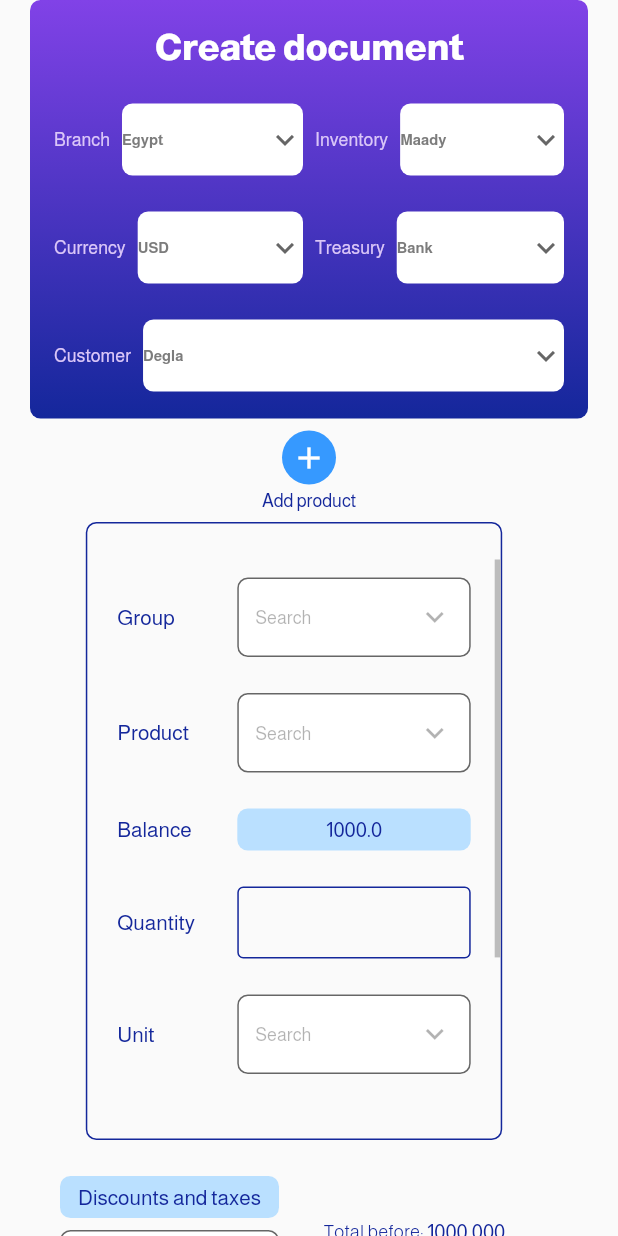
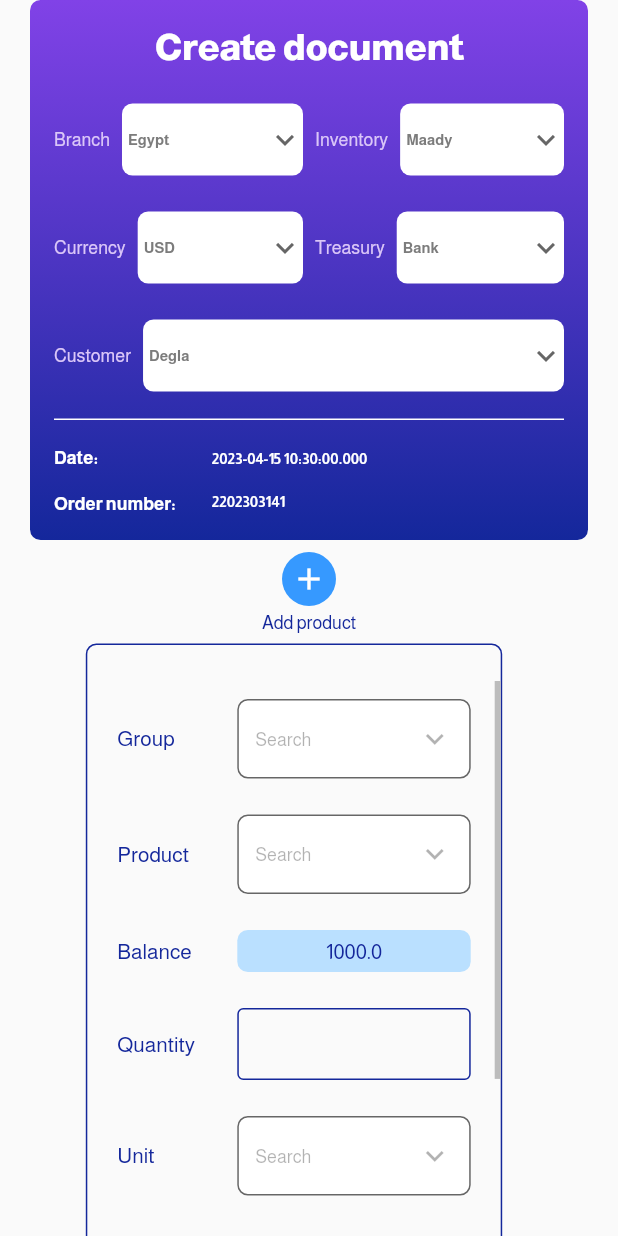
Before and after one commit to abdullahMustafa2000/etouch, a Flutter app: the CreateEInvoiceDocumentScreen widget shown alone on an empty page, opened directly, on a phone screen of 412 x 824 dp. Run offline on Flutter 3.47's test engine with Material 2 defaults, Android fonts, the phone set to English and light mode, and no system bars; drawn by our look-alikes of dropdown_search; our stand-ins replace curved_navigation_bar, lottie, pie_chart, shared_preferences, smooth_page_indicator; missing offline and left inert: dart:ffi; accounts and stored records are empty; generated files the repository leaves out were written again.

Commit message:
added date and orderNumber to create_document.dart

```diff
--- a/lib/l10n/app_ar.arb
+++ b/lib/l10n/app_ar.arb
@@ -58,4 +58,5 @@
   "paidAmount": "المدفوع",
   "restOfAmount": "الباقي",
   "sendDocument": "إرسال"
+
 }
--- a/lib/l10n/app_en.arb
+++ b/lib/l10n/app_en.arb
@@ -38,8 +38,8 @@
   "inventoryTxt": "Inventory",
   "currencyTxt": "Currency",
   "sendToETSTxt": "Send to Egypt taxes?",
-  "dateTxt": "Date:",
-  "orderNumTxt": "Order number:",
+  "dateTxt": "Date",
+  "orderNumTxt": "Order number",
   "chooseFromDropDownTxt": "choose",
   "groupOfInventory": "Group",
   "productsOfInventory": "Product",
--- a/lib/ui/elements/dropdown_model.dart
+++ b/lib/ui/elements/dropdown_model.dart
@@ -1,4 +1,3 @@
-import 'package:dropdown_button2/dropdown_button2.dart';
 import 'package:etouch/businessLogic/classes/e_invoice_item_selection_model.dart';
 import 'package:etouch/ui/themes/themes.dart';
 import 'package:flutter/material.dart';
@@ -28,15 +27,19 @@ class _DropDownMenuModelState extends State<DropDownMenuModel> {
 
   @override
   Widget build(BuildContext context) {
+    print(
+        ('$_curValue ${widget.dataList.first} = ${_curValue == widget.dataList.first}'));
     return DecorateDropDown(
       dropDown: DropdownButtonHideUnderline(
         child: DropdownButton<EInvoiceDocItemSelectionModel>(
           value: _curValue,
           onChanged: (EInvoiceDocItemSelectionModel? value) {
-            setState(() {
+            setState(
+              () {
                 _curValue = value!;
                 widget.selectedVal(value);
-            });
+              },
+            );
           },
           style: Theme.of(context)
               .textTheme
@@ -47,6 +50,8 @@ class _DropDownMenuModelState extends State<DropDownMenuModel> {
             (EInvoiceDocItemSelectionModel item) {
               return DropdownMenuItem<EInvoiceDocItemSelectionModel>(
                 value: item,
+                child: Padding(
+                  padding: const EdgeInsets.symmetric(horizontal: 4),
                   child: Text(
                     item.getName,
                     style: Theme.of(context)
@@ -55,8 +60,10 @@ class _DropDownMenuModelState extends State<DropDownMenuModel> {
                         .copyWith(color: switchThumbColor),
                     overflow: TextOverflow.ellipsis,
                   ),
+                ),
               );
-          }).toList(),
+            },
+          ).toList(),
           icon: Icon(
             Icons.keyboard_arrow_down_sharp,
             color: darkGrayColor,
@@ -81,12 +88,3 @@ class DecorateDropDown extends StatelessWidget {
     );
   }
 }
-
-/*
-dataList.map<DropdownMenuItem<String>>((String item) {
-        return const DropdownMenuItem(
-          value: "S",
-          child: Text("T"),
-        );
-      }).toList()
- */
--- a/lib/ui/elements/e_invoice_doc_taxes.dart
+++ b/lib/ui/elements/e_invoice_doc_taxes.dart
@@ -182,7 +182,7 @@ class PaidCashesWidget extends StatelessWidget {
             const SizedBox(
               height: 6,
             ),
-            content
+            content,
           ],
         ),
       ),
--- a/lib/ui/elements/e_invoice_document_pre_requairments_model.dart
+++ b/lib/ui/elements/e_invoice_document_pre_requairments_model.dart
@@ -18,7 +18,8 @@ class OrderPreRequirementsWidget extends StatelessWidget {
       required this.selectedCurrency,
       required this.selectedTreasury,
       required this.selectedBranch,
-      required this.selectedCustomer})
+      required this.selectedCustomer,
+      required this.orderNumber})
       : super(key: key);
   List<EInvoiceDocItemSelectionModel> branchesList,
       inventoriesList,
@@ -30,6 +31,7 @@ class OrderPreRequirementsWidget extends StatelessWidget {
       selectedCurrency,
       selectedTreasury,
       selectedCustomer;
+  int orderNumber;
   @override
   Widget build(BuildContext context) {
     return Container(
@@ -92,6 +94,36 @@ class OrderPreRequirementsWidget extends StatelessWidget {
               selectedCustomer(val);
             },
           ),
+          const SizedBox(height: 18,),
+          Container(
+            width: double.infinity,
+            height: 1,
+            color: pureWhite,
+          ),
+          const SizedBox(height: 18,),
+          Row(
+            children: [
+              Column(
+                crossAxisAlignment: CrossAxisAlignment.start,
+                mainAxisAlignment: MainAxisAlignment.center,
+                children: [
+                  Text('${appTxt(context).dateTxt}:', style: txtTheme(context).labelLarge!.copyWith(color: pureWhite),),
+                  const SizedBox(height: 18,),
+                  Text('${appTxt(context).orderNumTxt}:', style: txtTheme(context).labelLarge!.copyWith(color: pureWhite),),
+                ],
+              ),
+              const SizedBox(width: 24,),
+              Column(
+                crossAxisAlignment: CrossAxisAlignment.start,
+                mainAxisAlignment: MainAxisAlignment.center,
+                children: [
+                  Text(DateTime.now().toString(), style: txtTheme(context).labelMedium!.copyWith(color: pureWhite),),
+                  const SizedBox(height: 18,),
+                  Text(orderNumber.toString(), style: txtTheme(context).labelMedium!.copyWith(color: pureWhite),),
+                ],
+              ),
+            ],
+          )
         ],
       ),
     );
--- a/lib/ui/elements/product_creation_model.dart
+++ b/lib/ui/elements/product_creation_model.dart
@@ -3,16 +3,14 @@ import 'package:etouch/ui/constants.dart';
 import 'package:etouch/ui/elements/searchable_dropdown_model.dart';
 import 'package:etouch/ui/themes/themes.dart';
 import 'package:flutter/material.dart';
-import 'package:flutter/services.dart';
-
 import '../../businessLogic/classes/e_invoice_item_selection_model.dart';
 import 'editable_data.dart';
 import 'primary_btn_model.dart';
 import 'uneditable_data.dart';
 
 class ProductCreationModel extends StatefulWidget {
-  ProductCreationModel(
-      {Key? key,
+  ProductCreationModel({
+    Key? key,
     required this.groupsList,
     required this.productsList,
     required this.unitsList,
@@ -26,8 +24,8 @@ class ProductCreationModel extends StatefulWidget {
     required this.selectedQuantity,
     required this.selectedPrice,
     required this.onDeleteItemClicked,
-      required this.moreThanOneItem,})
-      : super(key: key);
+    required this.moreThanOneItem,
+  }) : super(key: key);
   int balance;
   bool isPriceEditable, hasGroups, moreThanOneItem;
   double productPrice;
@@ -52,6 +50,7 @@ class _ProductCreationModelState extends State<ProductCreationModel> {
     super.initState();
     _prodPrice = widget.productPrice;
   }
+
   void updateTotalPrice(int quantity, double price) {
     setState(() {
       _totalPrice = quantity * price;
@@ -153,13 +152,17 @@ class _ProductCreationModelState extends State<ProductCreationModel> {
                         .displayLarge!
                         .copyWith(color: appTheme(context).primaryColor),
                   ),
-                  const SizedBox(height: 18,),
+                  const SizedBox(
+                    height: 18,
+                  ),
                   Visibility(
                     visible: widget.moreThanOneItem,
                     child: PrimaryClrBtnModel(
                       content: Text(
                         appTxt(context).removeProductFromDocument,
-                        style: txtTheme(context).labelLarge!.copyWith(color: pureWhite),
+                        style: txtTheme(context)
+                            .labelLarge!
+                            .copyWith(color: pureWhite),
                       ),
                       color: closeColor,
                       onPressed: () {
--- a/lib/ui/elements/uneditable_data.dart
+++ b/lib/ui/elements/uneditable_data.dart
@@ -1,5 +1,4 @@
 import 'package:flutter/material.dart';
-
 import '../../main.dart';
 import '../constants.dart';
 import '../themes/themes.dart';
--- a/lib/ui/screens/e-invoice/create_document.dart
+++ b/lib/ui/screens/e-invoice/create_document.dart
@@ -57,6 +57,7 @@ class CreateEInvoiceDocumentScreen extends StatelessWidget {
                 selectedCustomer: (EInvoiceDocItemSelectionModel? val) {
                   print(val.toString());
                 },
+                orderNumber: 2202303141,
               ),
               // divider,
               const SizedBox(
```
Lines whose indentation alone changed are shown as unchanged.
